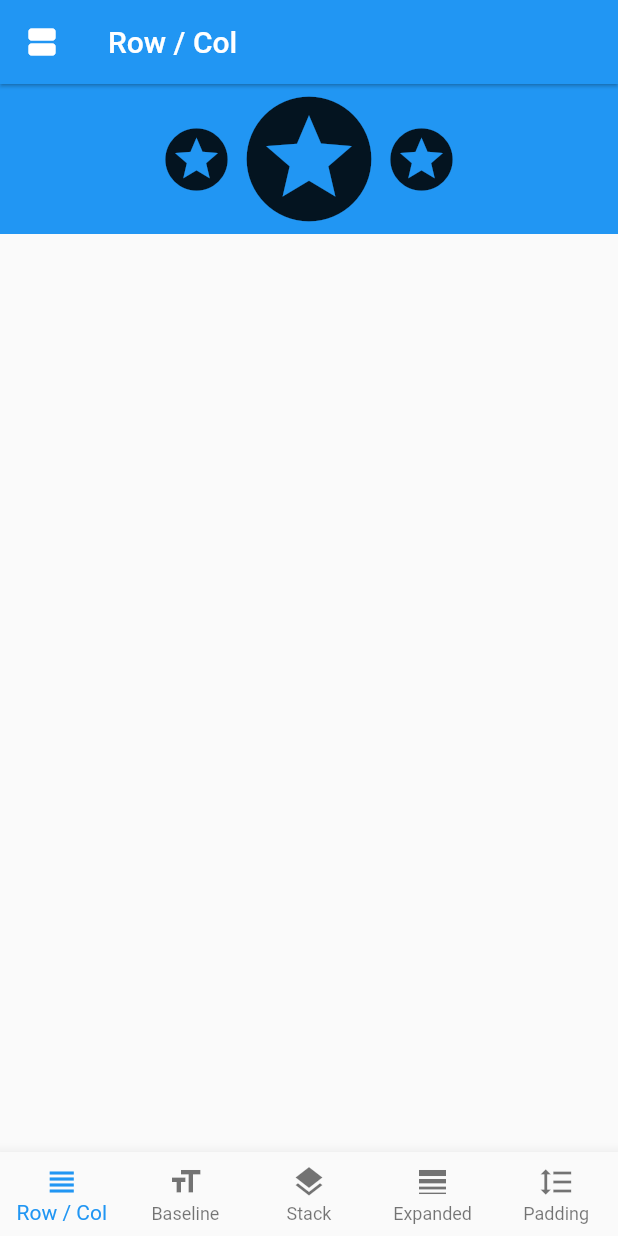
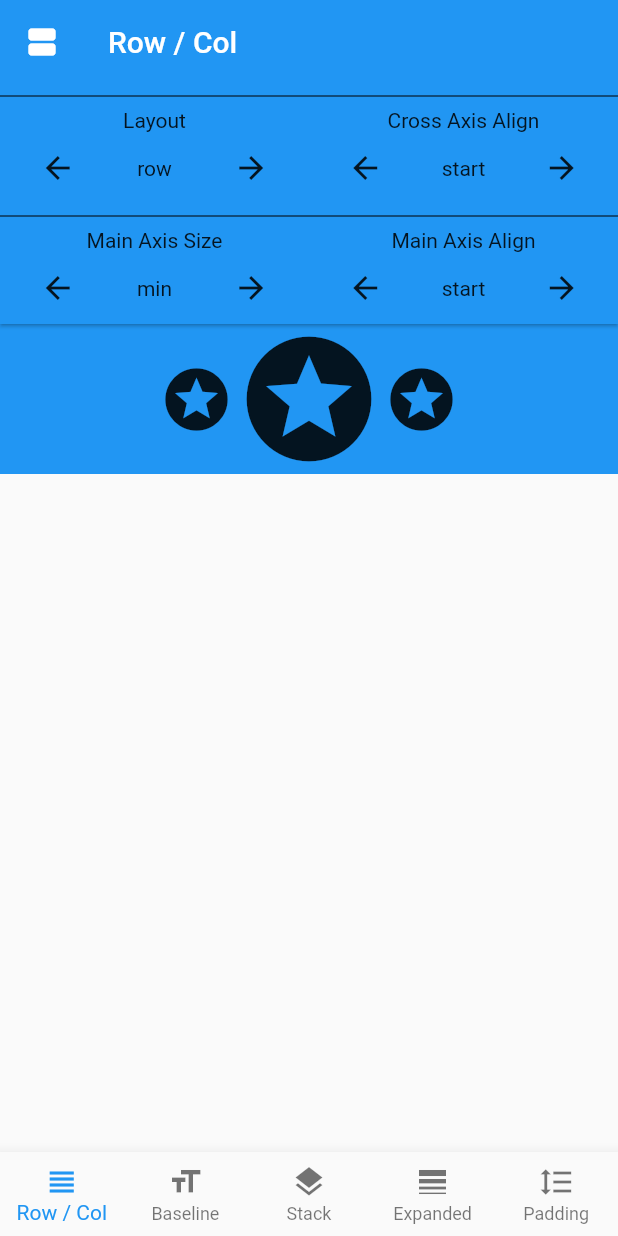
Before and after one commit to boomsi/app-ex, a Flutter app: the screen it shows after launch, on a phone screen of 412 x 824 dp. Run offline on Flutter 3.47's test engine with Material 2 defaults, Android fonts, the phone set to English and light mode, and no system bars.

Commit message:
feat: row column

```diff
--- a/lib/pages/row_column_page.dart
+++ b/lib/pages/row_column_page.dart
@@ -1,10 +1,11 @@
+import 'package:flutter/material.dart';
 import 'package:app/widgets/main_app_bar.dart';
-import 'package:flutter/material.dart';
 import 'package:app/type.dart';
+import 'package:app/widgets/row_column_menu_control.dart';
 
 class RowColumnPage extends StatefulWidget implements HasLayoutGroup {
   // RowColumnPage({super.key, required layoutGroup, required onLayoutToggle});
-  RowColumnPage(
+  const RowColumnPage(
       {Key? key, required this.layoutGroup, required this.onLayoutToggle})
       : super(key: key);
 
@@ -20,7 +21,39 @@ class _RowColumnPageState extends State<RowColumnPage> {
   MainAxisAlignment _mainAxisAlignment = MainAxisAlignment.center;
   CrossAxisAlignment _crossAxisAlignment = CrossAxisAlignment.center;
   MainAxisSize _mainAxisSize = MainAxisSize.max;
-  VerticalDirection _verticalDirection = VerticalDirection.down;
+
+  void _updateLayout(int index) {
+    setState(() {
+      _isRow = index == 0;
+    });
+  }
+
+  void _updateMainAxisAlignment(int index) {
+    setState(() {
+      _mainAxisAlignment = MainAxisAlignment.values[index];
+    });
+  }
+
+  void _updateCrossAxisAlignment(int index) {
+    setState(() {
+      _crossAxisAlignment = CrossAxisAlignment.values[index];
+    });
+  }
+
+  void _updateMainAxisSize(int index) {
+    setState(() {
+      _mainAxisSize = MainAxisSize.values[index];
+    });
+  }
+
+  Widget buildMenuControl() {
+    return RowColumnMenuControl(
+      onUpdateCrossAxisAlignment: _updateCrossAxisAlignment,
+      onUpdateLayout: _updateLayout,
+      onUpdateMainAxisAlignment: _updateMainAxisAlignment,
+      onUpdateMainAxisSize: _updateMainAxisSize,
+    );
+  }
 
   Widget buildContent() {
     return _isRow
@@ -28,7 +61,6 @@ class _RowColumnPageState extends State<RowColumnPage> {
             mainAxisAlignment: _mainAxisAlignment,
             crossAxisAlignment: _crossAxisAlignment,
             mainAxisSize: _mainAxisSize,
-            verticalDirection: _verticalDirection,
             children: const [
               Icon(Icons.stars, size: 50),
               Icon(Icons.stars, size: 100),
@@ -39,7 +71,6 @@ class _RowColumnPageState extends State<RowColumnPage> {
             mainAxisAlignment: _mainAxisAlignment,
             crossAxisAlignment: _crossAxisAlignment,
             mainAxisSize: _mainAxisSize,
-            verticalDirection: _verticalDirection,
             children: const [
               Icon(Icons.stars, size: 50),
               Icon(Icons.stars, size: 100),
@@ -55,6 +86,10 @@ class _RowColumnPageState extends State<RowColumnPage> {
         layoutGroup: widget.layoutGroup,
         layoutType: LayoutType.rowColumn,
         onLayoutToggle: widget.onLayoutToggle,
+        bottom: PreferredSize(
+          preferredSize: const Size(0.0, 160.0),
+          child: buildMenuControl(),
+        ),
       ),
       body: Container(
         color: Colors.blue,
--- /dev/null
+++ b/lib/widgets/layout_arrtibute_selector.dart
@@ -0,0 +1,66 @@
+import 'package:flutter/material.dart';
+
+class LayoutAttributeSelector extends StatefulWidget {
+  const LayoutAttributeSelector(
+      {Key? key,
+      required this.title,
+      required this.values,
+      this.disable = false,
+      required this.onChange})
+      : super(key: key);
+
+  final String title;
+  final List<String> values;
+  final bool disable;
+  final ValueChanged<int> onChange;
+
+  @override
+  State<LayoutAttributeSelector> createState() =>
+      _LayoutAttributeSelectorState();
+}
+
+class _LayoutAttributeSelectorState extends State<LayoutAttributeSelector> {
+  int valueIndex = 0;
+
+  void onPrevious() {
+    valueIndex = valueIndex <= 0 ? widget.values.length - 1 : valueIndex - 1;
+    widget.onChange(valueIndex);
+  }
+
+  void onNext() {
+    valueIndex = valueIndex >= widget.values.length - 1 ? 0 : valueIndex + 1;
+    widget.onChange(valueIndex);
+  }
+
+  @override
+  Widget build(BuildContext context) {
+    return Column(
+      children: [
+        const Divider(
+          color: Colors.black,
+        ),
+        Text(widget.title),
+        Row(
+          mainAxisAlignment: MainAxisAlignment.spaceAround,
+          children: [
+            IconButton(
+              padding: const EdgeInsets.all(4),
+              icon: const Icon(Icons.arrow_back),
+              onPressed: widget.disable ? null : onPrevious,
+            ),
+            Text(
+              widget.values[valueIndex],
+              maxLines: 2,
+              textAlign: TextAlign.center,
+            ),
+            IconButton(
+              padding: const EdgeInsets.all(4),
+              icon: const Icon(Icons.arrow_forward),
+              onPressed: widget.disable ? null : onNext,
+            )
+          ],
+        )
+      ],
+    );
+  }
+}
--- /dev/null
+++ b/lib/widgets/row_column_menu_control.dart
@@ -0,0 +1,69 @@
+import 'package:flutter/material.dart';
+import 'package:app/widgets/layout_arrtibute_selector.dart';
+
+class RowColumnMenuControl extends StatelessWidget {
+  const RowColumnMenuControl(
+      {Key? key,
+      required this.onUpdateLayout,
+      required this.onUpdateMainAxisAlignment,
+      required this.onUpdateCrossAxisAlignment,
+      required this.onUpdateMainAxisSize})
+      : super(key: key);
+
+  final ValueChanged<int> onUpdateLayout;
+  final ValueChanged<int> onUpdateMainAxisAlignment;
+  final ValueChanged<int> onUpdateCrossAxisAlignment;
+  final ValueChanged<int> onUpdateMainAxisSize;
+
+  @override
+  Widget build(BuildContext context) {
+    return Row(
+      mainAxisAlignment: MainAxisAlignment.spaceAround,
+      mainAxisSize: MainAxisSize.max,
+      children: [
+        Expanded(
+          flex: 1,
+          child: Column(
+            children: [
+              LayoutAttributeSelector(
+                  title: 'Layout',
+                  values: const ['row', 'column'],
+                  onChange: onUpdateLayout),
+              LayoutAttributeSelector(
+                  title: 'Main Axis Size',
+                  values: const ['min', 'max'],
+                  onChange: onUpdateMainAxisSize)
+            ],
+          ),
+        ),
+        Expanded(
+          flex: 1,
+          child: Column(
+            children: [
+              LayoutAttributeSelector(
+                  title: 'Cross Axis Align',
+                  values: const [
+                    'start',
+                    'end',
+                    'center',
+                    'stretch',
+                  ],
+                  onChange: onUpdateCrossAxisAlignment),
+              LayoutAttributeSelector(
+                  title: 'Main Axis Align',
+                  values: const [
+                    'start',
+                    'end',
+                    'center',
+                    'space between',
+                    'space around',
+                    'space evenly'
+                  ],
+                  onChange: onUpdateMainAxisAlignment)
+            ],
+          ),
+        ),
+      ],
+    );
+  }
+}
```
Also changed, not shown: 1 other file.
